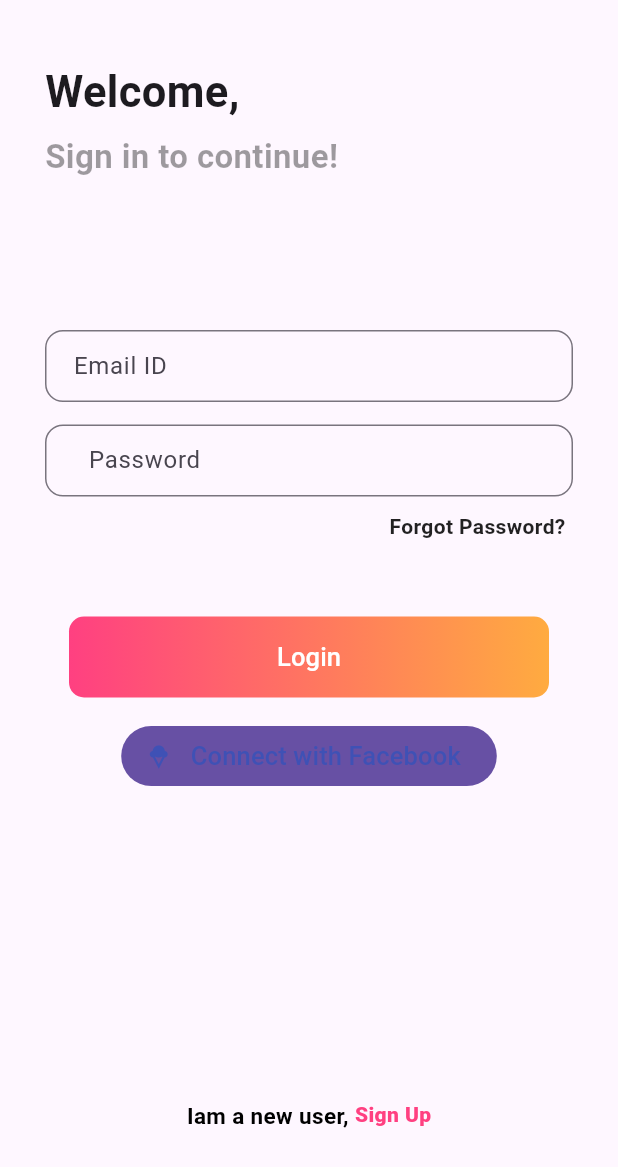
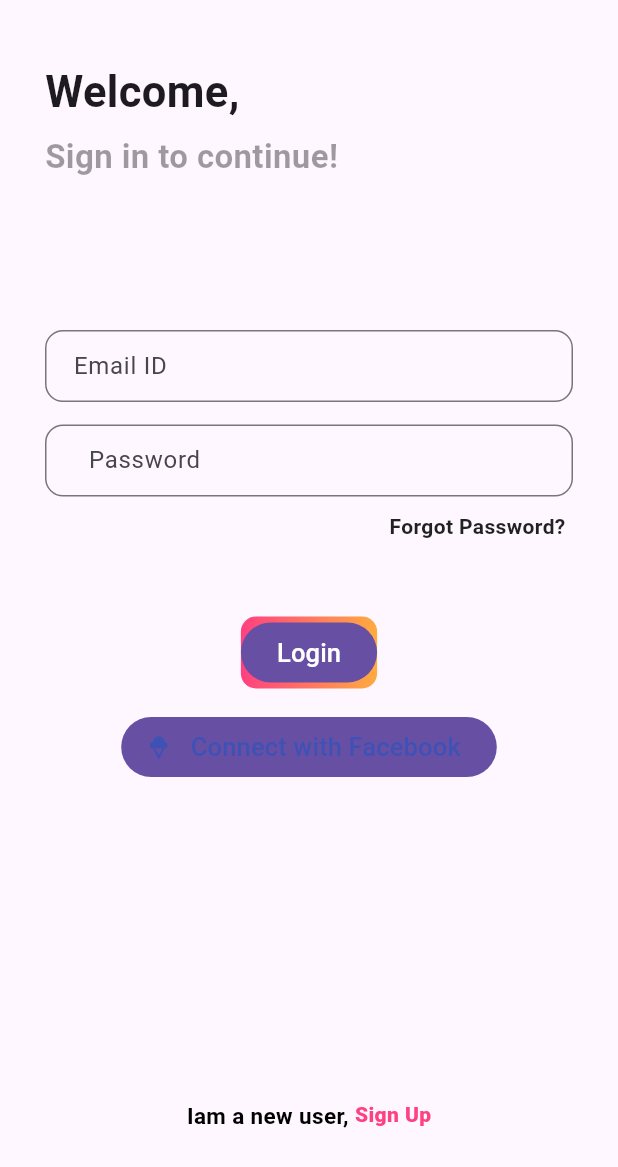
Before and after one commit to balajimalathi/flutter_app, a Flutter app: the RLogin screen opened directly, on a phone screen of 412 x 824 dp. Shown: the top 1167 px of the screen. Run offline on Flutter 3.47's test engine with Material 3 defaults, Android fonts, the phone set to English and light mode, and no system bars; Roboto replaces fonts that are missing (ProximaNova).

Commit message:
Button changes and null check handling

```diff
--- a/lib/rk.dart
+++ b/lib/rk.dart
@@ -99,7 +99,7 @@ class _RLogin extends State<RLogin> {
                       //fillColor: Colors.green
                     ),
                     validator: (val) {
-                      if (val.length == 0) {
+                      if (val!.length == 0) {
                         return "Password cannot be empty";
                       } else {
                         return null;
@@ -135,16 +135,7 @@ class _RLogin extends State<RLogin> {
                       end: FractionalOffset.centerRight,
                     ),
                   ),
-                  child: FlatButton(
-                    /*color: Colors.pinkAccent,*/
-                    textColor: Colors.white,
-                    disabledColor: Colors.grey,
-                    disabledTextColor: Colors.black,
-                    padding: EdgeInsets.all(15.0),
-                    splashColor: Colors.blueAccent,
-                    minWidth: 320,
-                    shape: new RoundedRectangleBorder(
-                        borderRadius: new BorderRadius.circular(10.0)),
+                  child: FilledButton(
                     onPressed: () {
                       /*...*/
                     },
```
